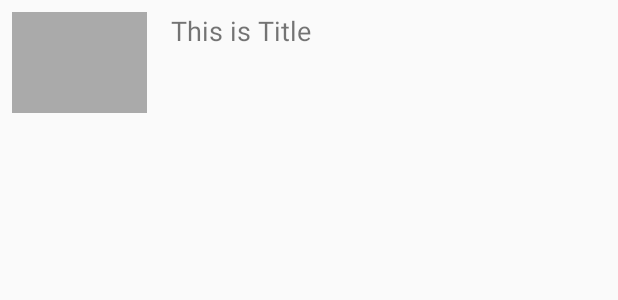
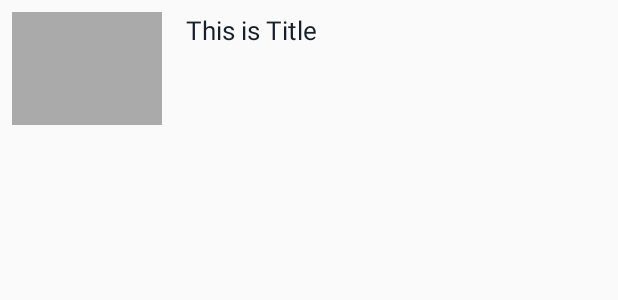
Before and after one commit to Leobuaa/vitoFootball, an Android app: the layout item_news.xml on its own in the app's theme, with its tools: preview values and no code run, on a phone screen of 412 x 824 dp. Shown: the top 300 px of the screen. Run offline under Robolectric (Android 15) with nearby library versions, the phone set to English and light mode, and no system bars.

Commit message:
--storyId=02 1. UI adjustment.

```diff
--- a/app/src/main/java/com/example/pengzimao/vitofootball/vito/models/NewsInfo.java
+++ b/app/src/main/java/com/example/pengzimao/vitofootball/vito/models/NewsInfo.java
@@ -1,7 +1,4 @@
 package com.example.pengzimao.vitofootball.vito.models;
-
-import java.util.ArrayList;
-import java.util.List;
 
 /**
  * Created by leopeng on 01/02/2018.
--- a/app/src/main/res/layout/item_news.xml
+++ b/app/src/main/res/layout/item_news.xml
@@ -9,8 +9,8 @@
 
     <ImageView
         android:id="@+id/coverImage"
-        android:layout_width="90dp"
-        android:layout_height="67.5dp"
+        android:layout_width="100dp"
+        android:layout_height="75dp"
         android:layout_marginBottom="8dp"
         android:layout_marginStart="8dp"
         android:layout_marginTop="8dp"
@@ -27,7 +27,8 @@
         android:layout_marginEnd="8dp"
         android:layout_marginStart="16dp"
         android:layout_marginTop="8dp"
-        android:textSize="18sp"
+        android:textSize="17sp"
+        android:textColor="@color/colorTitleDefault"
         android:text="This is Title"
         android:maxLines="2"
         android:ellipsize="end"
--- a/app/src/main/res/values/colors.xml
+++ b/app/src/main/res/values/colors.xml
@@ -3,4 +3,6 @@
     <color name="colorPrimary">#3F51B5</color>
     <color name="colorPrimaryDark">#303F9F</color>
     <color name="colorAccent">#FF4081</color>
+    <color name="colorTitleDefault">#17202A</color>
+    <color name="colorTitleRead">#85929E</color>
 </resources>
```
